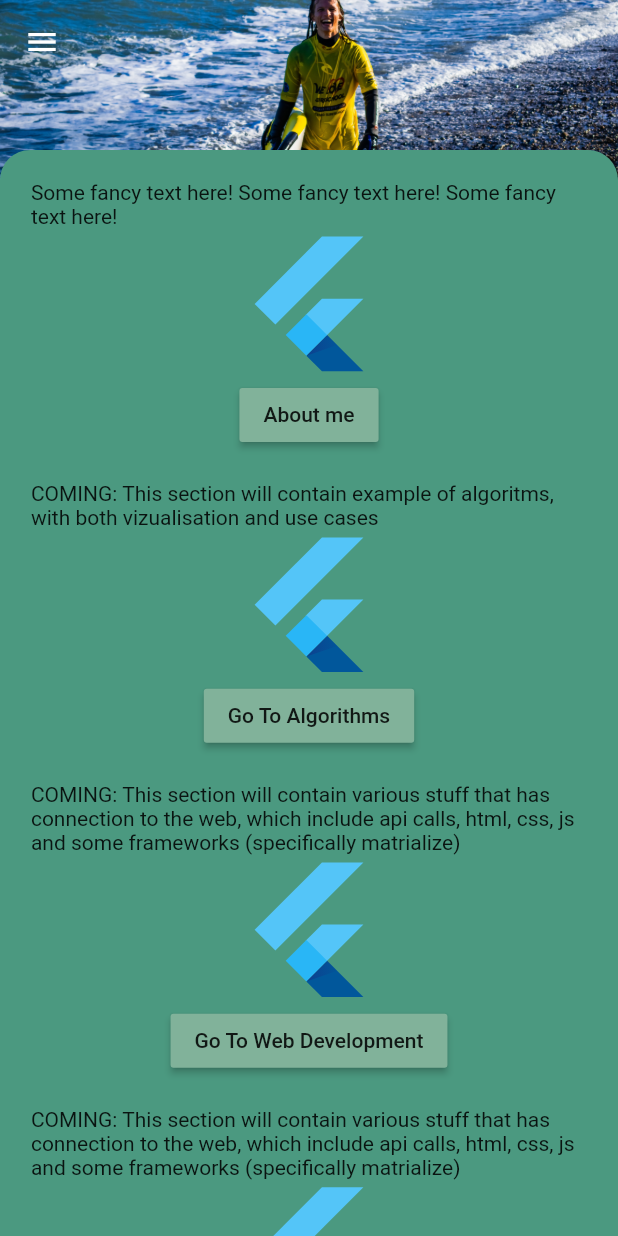
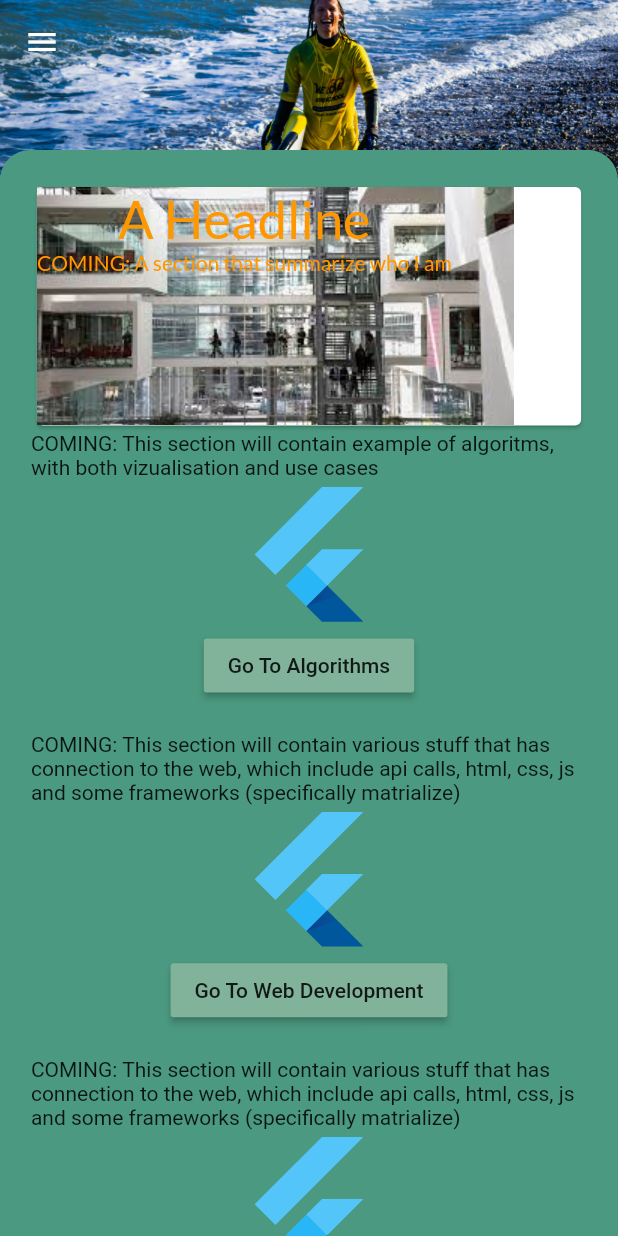
Before and after one commit to LVOL98/business_card, a Flutter app: the HomePageMaster screen opened by its route, on a phone screen of 412 x 824 dp. Run offline on Flutter 3.47's test engine with Material 2 defaults, Android fonts, the phone set to English and light mode, and no system bars; our stand-ins replace google_fonts.

Commit message:
First draft of information cards is made
Though I don't think that they suit the style of the app well

```diff
--- /dev/null
+++ b/lib/components/info_card.dart
@@ -0,0 +1,44 @@
+import 'package:flutter/cupertino.dart';
+import 'package:flutter/material.dart';
+
+Widget infoCard(var context, String route, String headline, String body,
+    {var size, Color color}) {
+  return Container(
+    width: size,
+    child: Card(
+      shadowColor: Colors.black,
+      child: InkWell(
+        child: Stack(
+          children: [
+            Image(
+              image: AssetImage('resources/misc/ITU.jpg'),
+            ),
+            Column(
+              children: [
+                Text(
+                  headline,
+                  style: TextStyle(
+                    color: color,
+                    fontFamily:
+                        Theme.of(context).textTheme.headline2.fontFamily,
+                    fontSize: Theme.of(context).textTheme.headline2.fontSize,
+                  ),
+                ),
+                Text(
+                  body,
+                  style: TextStyle(
+                    color: color,
+                    fontFamily:
+                        Theme.of(context).textTheme.bodyText1.fontFamily,
+                    fontSize: Theme.of(context).textTheme.bodyText1.fontSize,
+                  ),
+                ),
+              ],
+            ),
+          ],
+        ),
+        onTap: () => Navigator.pushNamed(context, route),
+      ),
+    ),
+  );
+}
--- a/lib/theme/style.dart
+++ b/lib/theme/style.dart
@@ -35,6 +35,11 @@ class AppStyle {
         fontSize: 40,
         fontFamily: GoogleFonts.dancingScript().fontFamily,
       ),
+      headline2: TextStyle(
+        color: Colors.white,
+        fontSize: 35,
+        fontFamily: GoogleFonts.lato().fontFamily,
+      ),
       subtitle1: TextStyle(
         color: Colors.white,
         fontFamily: GoogleFonts.lato().fontFamily,
--- a/lib/view/home/home_content.dart
+++ b/lib/view/home/home_content.dart
@@ -1,3 +1,6 @@
+import 'package:flutter/cupertino.dart';
+import 'package:flutter/material.dart';
+import 'package:temp/components/info_card.dart';
 import 'package:temp/components/text_picture_button.dart';
 
 class HomeContent {
@@ -8,12 +11,14 @@ class HomeContent {
 
 
   aboutInfo() {
-    return topTextPictureButton(
+    return infoCard(_context, '', 'A Headline', 'COMING: A section that summarize who I am', size: MediaQuery.of(_context).size.width * 0.9, color: Colors.orange);
+
+    /* return topTextPictureButton(
         _context,
         'Some fancy text here! Some fancy text here! Some fancy text here!',
         'About me',
         _insetBottom,
-        '/home/about');
+        '/home/about'); */
   }
 
   algorithmsInfo() { // TODO: routes
```
